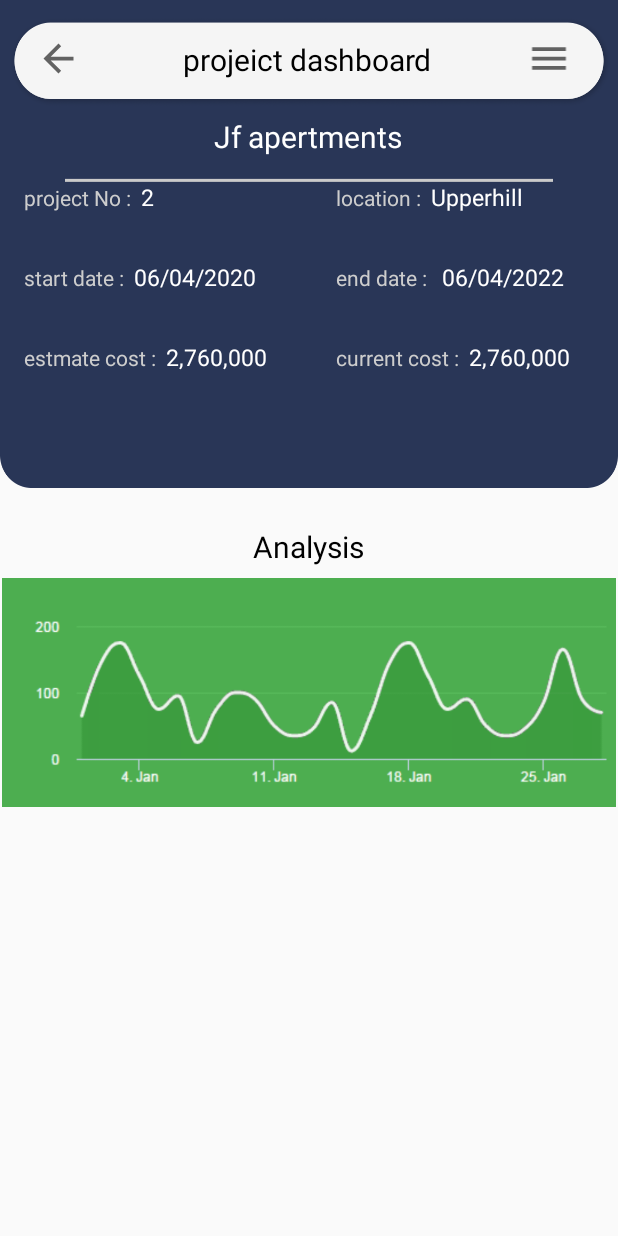
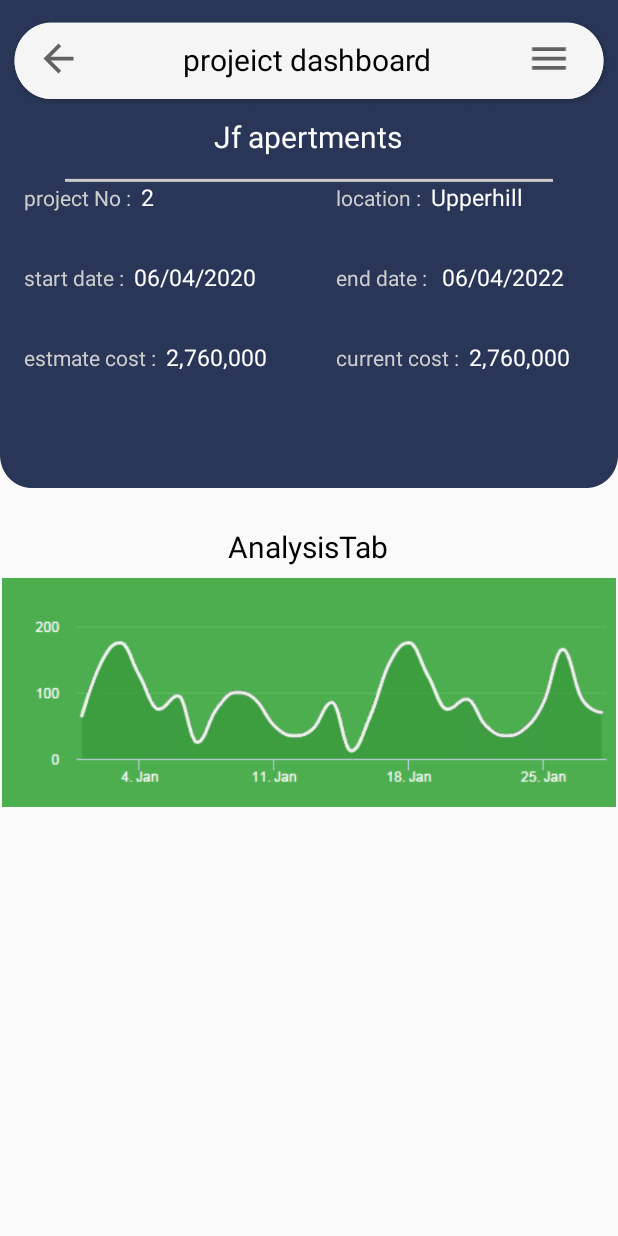
Before and after one commit to charlesncn/CPMS, an Android app: the view_Project screen opened directly, with no data from a screen before it, on a phone screen of 412 x 824 dp. Run offline under Robolectric (Android 15) with nearby library versions, the phone set to English and light mode, and no system bars; Roboto replaces fonts that are not available here.

Commit message:
analysis tab

```diff
--- a/app/src/main/res/layout/activity_view_project.xml
+++ b/app/src/main/res/layout/activity_view_project.xml
@@ -280,7 +280,7 @@
             android:layout_height="27dp"
             android:layout_marginTop="24dp"
             android:fontFamily="@font/roboto"
-            android:text="Analysis"
+            android:text="AnalysisTab"
             android:textColor="#000000"
             android:textSize="20sp" />
 
```
